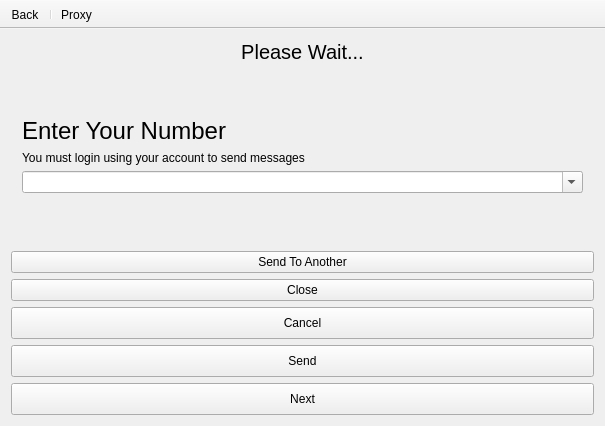
Qt form sharedialog.ui (Aseman-Land/TelegramSendMessage) before a commit.
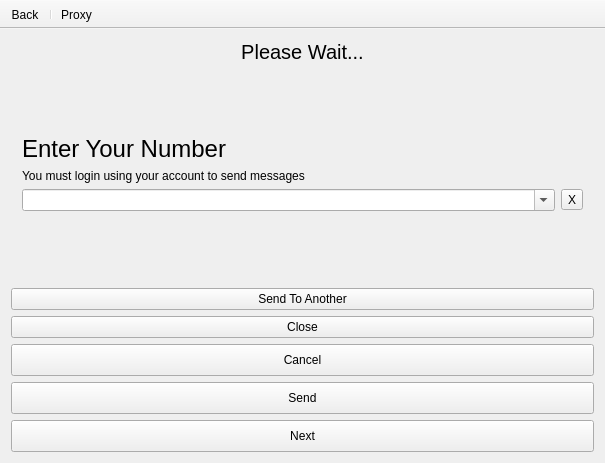
The same form after that commit. The open tabs and pages were chosen to show the change. Icons and pictures are not drawn.

Commit message: Remove phone button

The edit to the form file:
```diff
--- a/sharedialog.ui
+++ b/sharedialog.ui
@@ -7,7 +7,7 @@
     <x>0</x>
     <y>0</y>
     <width>605</width>
-    <height>426</height>
+    <height>463</height>
    </rect>
   </property>
   <property name="windowTitle">
@@ -88,11 +88,22 @@
             </widget>
            </item>
            <item>
+            <layout class="QHBoxLayout" name="horizontalLayout_2">
+             <item>
             <widget class="QComboBox" name="phoneLine">
              <property name="editable">
               <bool>true</bool>
              </property>
             </widget>
+             </item>
+             <item>
+              <widget class="QToolButton" name="deleteButton">
+               <property name="text">
+                <string>X</string>
+               </property>
+              </widget>
+             </item>
+            </layout>
            </item>
            <item>
             <spacer name="verticalSpacer">
```
Left out of the diff: 2 changed lines with no effect on the pictures. Lines whose indentation alone changed are shown as unchanged. The commit also changes 2 other files.
